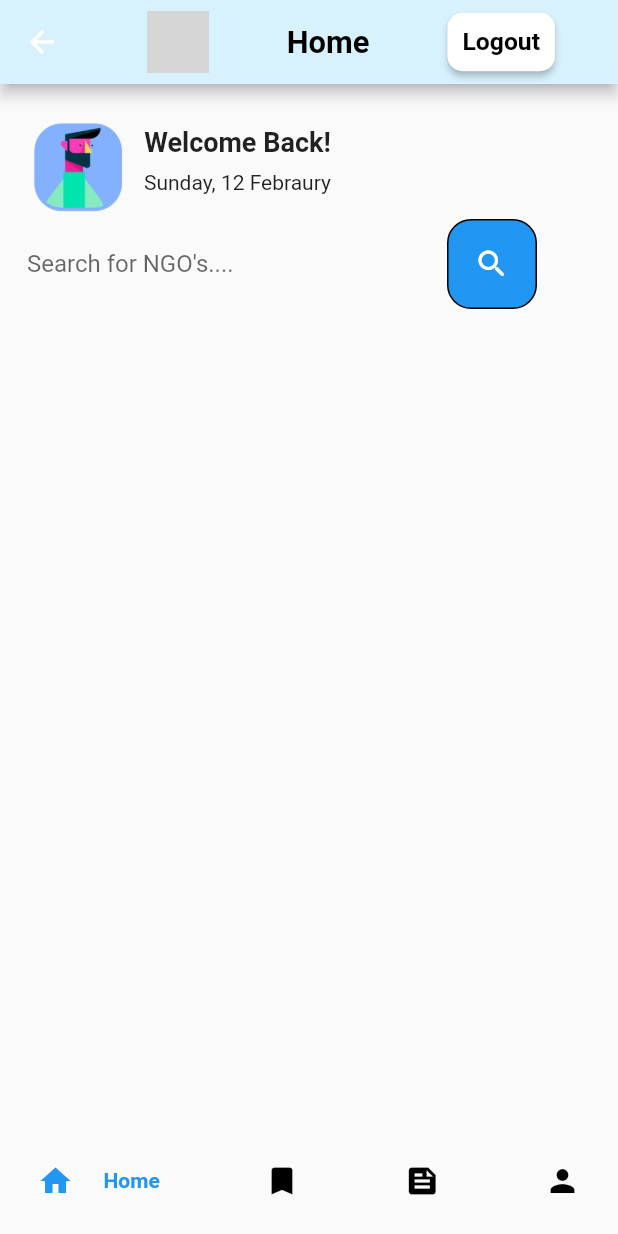
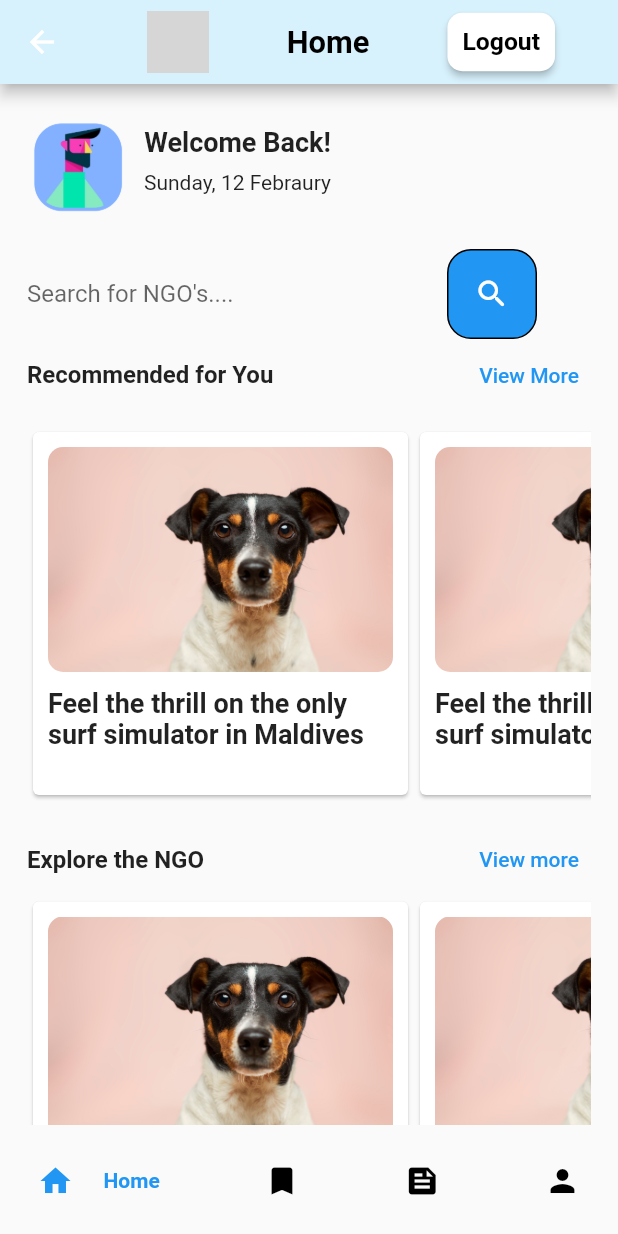
Before and after one commit to bathlarachit/TRINIT_3IDIOTS_DEV, a Flutter app: the HomePage screen opened by its route, on a phone screen of 412 x 824 dp. Run offline on Flutter 3.47's test engine with Material 2 defaults, Android fonts, the light colour scheme and no system bars; drawn by our look-alikes of google_nav_bar; our stand-ins replace animated_splash_screen, firebase_auth, firebase_core, firebase_database, fluttertoast, google_fonts and 1 more; accounts and stored records are empty; grey boxes are pictures that could not be loaded.

Commit message:
ngo list integration

```diff
--- a/lib/Home/HomePage.dart
+++ b/lib/Home/HomePage.dart
@@ -5,7 +5,9 @@ import 'package:flutter/material.dart';
 import 'package:fluttertoast/fluttertoast.dart';
 import 'package:google_fonts/google_fonts.dart';
 import 'package:trinit/BottomNavbar/BottomNavBar.dart';
+import 'package:trinit/constants.dart';
 import '../EnteringPage/Splash.dart';
+import '../components/bigCard.dart';
 
 class HomePage extends StatefulWidget {
   const HomePage({super.key});
@@ -79,7 +81,8 @@ class _HomePageState extends State<HomePage> {
         ),
         resizeToAvoidBottomInset: true,
         bottomNavigationBar: BottomNavbar().navbar(context),
-        body: Padding(
+        body: SingleChildScrollView(
+          child: Padding(
             padding: const EdgeInsets.only(left: 18.0, right: 18.0, top: 20),
             child: Column(
               crossAxisAlignment: CrossAxisAlignment.start,
@@ -106,20 +109,7 @@ class _HomePageState extends State<HomePage> {
                     )
                   ],
                 ),
-              // const Card(
-              //   elevation: 0,
-              //   child: ListTile(
-              //     leading: Image(
-              //       image: AssetImage('assets/images/man.png'),
-              //     ),
-              //     title: Text(
-              //       'Welcome Back!',
-              //       style: TextStyle(fontSize: 18, fontWeight: FontWeight.bold),
-              //     ),
-              //     subtitle: Text('Sunday, 12 Febraury'),
-              //   ),
-              // ),
-
+                SizedBox(height: 20),
                 Row(
                   children: [
                     TextFormField(
@@ -133,7 +123,8 @@ class _HomePageState extends State<HomePage> {
                       decoration: BoxDecoration(
                         color: Colors.blue,
                         border: Border.all(),
-                      borderRadius: const BorderRadius.all(Radius.circular(16)),
+                        borderRadius:
+                            const BorderRadius.all(Radius.circular(16)),
                       ),
                       height: 60,
                       width: 60,
@@ -144,7 +135,48 @@ class _HomePageState extends State<HomePage> {
                     )
                   ],
                 ),
+                Row(
+                  mainAxisAlignment: MainAxisAlignment.spaceBetween,
+                  children: [
+                    Text(
+                      'Recommended for You',
+                      style:
+                          TextStyle(fontSize: 16, fontWeight: FontWeight.w600),
+                    ),
+                    TextButton(onPressed: () {}, child: Text('View More'))
                   ],
+                ),
+                SizedBox(height: 10),
+                SizedBox(
+                  height: 250,
+                  child: ListView.builder(
+                    scrollDirection: Axis.horizontal,
+                    itemCount: 5,
+                    itemBuilder: (BuildContext context, int index) => BigCard(),
+                  ),
+                ),
+                SizedBox(height: 15),
+                Row(
+                  mainAxisAlignment: MainAxisAlignment.spaceBetween,
+                  children: [
+                    Text('Explore the NGO', style: tstyle),
+                    TextButton(
+                        onPressed: () {
+                          Navigator.pushNamed(context, '/NgoList');
+                        },
+                        child: Text('View more'))
+                  ],
+                ),
+                SizedBox(
+                  height: 250,
+                  child: ListView.builder(
+                    scrollDirection: Axis.horizontal,
+                    itemCount: 5,
+                    itemBuilder: (BuildContext context, int index) => BigCard(),
+                  ),
+                ),
+              ],
+            ),
           ),
         ),
       ),
--- /dev/null
+++ b/lib/components/bigCard.dart
@@ -0,0 +1,40 @@
+import 'package:flutter/material.dart';
+
+class BigCard extends StatelessWidget {
+  const BigCard({super.key});
+
+  @override
+  Widget build(BuildContext context) {
+    return Material(
+      child: Card(
+        elevation: 1,
+        child: Container(
+          decoration: BoxDecoration(borderRadius: BorderRadius.circular(25)),
+          height: 250,
+          width: 250,
+          child: Padding(
+            padding: const EdgeInsets.only(left: 10.0, right: 10, top: 10),
+            child: Column(
+              children: const [
+                ClipRRect(
+                  borderRadius: BorderRadius.all(Radius.circular(10)),
+                  child: Image(
+                    image: AssetImage('assets/images/dog2.jpg'),
+                    height: 150,
+                    width: 240,
+                    fit: BoxFit.fill,
+                  ),
+                ),
+                SizedBox(height: 10),
+                Text(
+                  'Feel the thrill on the only surf simulator in Maldives ',
+                  style: TextStyle(fontSize: 18, fontWeight: FontWeight.w600),
+                )
+              ],
+            ),
+          ),
+        ),
+      ),
+    );
+  }
+}
--- a/lib/components/list.dart
+++ b/lib/components/list.dart
@@ -54,8 +54,8 @@ class _CardListState extends State<CardList> {
     return Card(
       elevation: 0,
       child: ListTile(
-        leading: const Image(
-          image: AssetImage('assets/images/dog.jfif'),
+        leading: Image(
+          image: NetworkImage(ngo.photo_link),
           height: 140,
           width: 100,
         ),
--- a/lib/constants.dart
+++ b/lib/constants.dart
@@ -1,3 +1,5 @@
 import 'package:flutter/material.dart';
 
-const colour = Colors.black87;// Color(0xFF292854)
+const colour = Colors.black87; // Color(0xFF292854)
+
+const tstyle = TextStyle(fontSize: 16, fontWeight: FontWeight.w600);
```
Also changed, not shown: lib/Ngo/ngo_fetch.dart (+10 -8 lines), lib/components/info.dart (+5 -5 lines), lib/main.dart (+4 -3 lines), 2 other files. Lines whose indentation alone changed are shown as unchanged.
